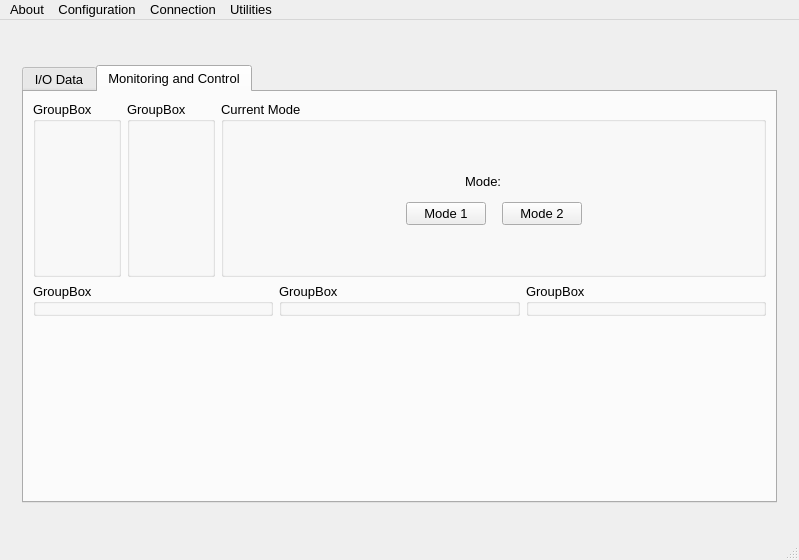
epw7856/TCP_Client, file TCP_Client/mainwindow.ui: the form before one commit.
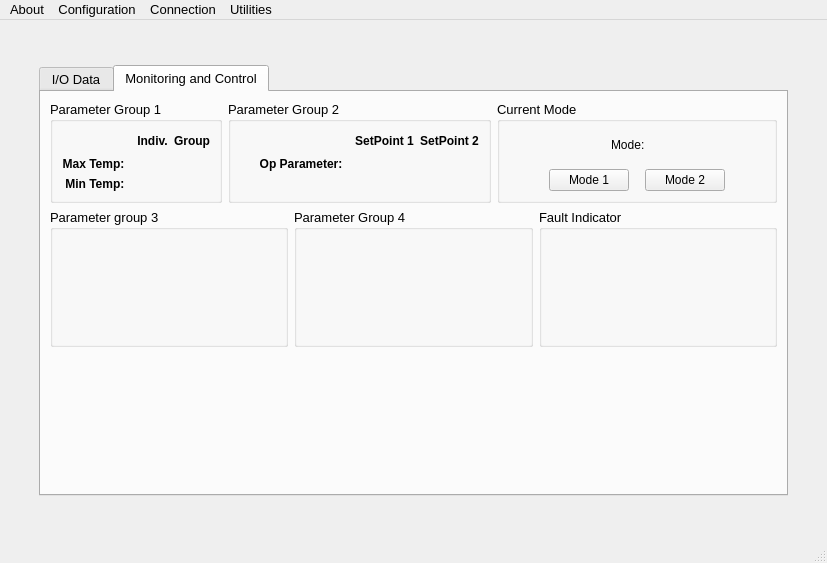
The form after the commit. The open tabs and pages were chosen to show the change.

Diff of the .ui file:
```diff
--- a/TCP_Client/mainwindow.ui
+++ b/TCP_Client/mainwindow.ui
@@ -6,8 +6,8 @@
    <rect>
     <x>0</x>
     <y>0</y>
-    <width>799</width>
-    <height>560</height>
+    <width>827</width>
+    <height>563</height>
    </rect>
   </property>
   <property name="font">
@@ -200,7 +200,7 @@
                  <property name="font">
                   <font>
                    <family>Segoe UI</family>
-                   <pointsize>10</pointsize>
+                   <pointsize>8</pointsize>
                    <weight>50</weight>
                    <bold>false</bold>
                   </font>
@@ -331,7 +331,7 @@
                  <property name="font">
                   <font>
                    <family>Segoe UI</family>
-                   <pointsize>10</pointsize>
+                   <pointsize>8</pointsize>
                    <weight>50</weight>
                    <bold>false</bold>
                   </font>
@@ -391,8 +391,8 @@
                 <widget class="QToolButton" name="toolButtonFileActions">
                  <property name="minimumSize">
                   <size>
-                   <width>125</width>
-                   <height>30</height>
+                   <width>115</width>
+                   <height>25</height>
                   </size>
                  </property>
                  <property name="font">
@@ -434,8 +434,8 @@
                  </property>
                  <property name="minimumSize">
                   <size>
-                   <width>125</width>
-                   <height>30</height>
+                   <width>115</width>
+                   <height>25</height>
                   </size>
                  </property>
                  <property name="font">
@@ -500,8 +500,8 @@
                 <widget class="QPushButton" name="pushButtonApply">
                  <property name="minimumSize">
                   <size>
-                   <width>125</width>
-                   <height>30</height>
+                   <width>115</width>
+                   <height>25</height>
                   </size>
                  </property>
                  <property name="font">
@@ -537,8 +537,8 @@
                 <widget class="QToolButton" name="toolButtonClear">
                  <property name="minimumSize">
                   <size>
-                   <width>125</width>
-                   <height>30</height>
+                   <width>115</width>
+                   <height>25</height>
                   </size>
                  </property>
                  <property name="font">
@@ -572,22 +572,6 @@
             </layout>
            </widget>
           </item>
-          <item>
-           <spacer name="verticalSpacer_8">
-            <property name="orientation">
-             <enum>Qt::Vertical</enum>
-            </property>
-            <property name="sizeType">
-             <enum>QSizePolicy::Fixed</enum>
-            </property>
-            <property name="sizeHint" stdset="0">
-             <size>
-              <width>20</width>
-              <height>10</height>
-             </size>
-            </property>
-           </spacer>
-          </item>
          </layout>
         </widget>
         <widget class="QWidget" name="tabMonitoringAndControl">
@@ -601,38 +585,318 @@
              <layout class="QHBoxLayout" name="horizontalLayout_5">
               <item>
                <widget class="QGroupBox" name="groupBoxParameters">
+                <property name="sizePolicy">
+                 <sizepolicy hsizetype="Preferred" vsizetype="Minimum">
+                  <horstretch>0</horstretch>
+                  <verstretch>0</verstretch>
+                 </sizepolicy>
+                </property>
                 <property name="title">
-                 <string>GroupBox</string>
+                 <string>Parameter Group 1</string>
                 </property>
-                <layout class="QVBoxLayout" name="verticalLayout_6"/>
+                <layout class="QVBoxLayout" name="verticalLayout_6">
+                 <item>
+                  <layout class="QGridLayout" name="gridLayout">
+                   <item row="0" column="0">
+                    <spacer name="horizontalSpacer_22">
+                     <property name="orientation">
+                      <enum>Qt::Horizontal</enum>
+                     </property>
+                     <property name="sizeType">
+                      <enum>QSizePolicy::Minimum</enum>
+                     </property>
+                     <property name="sizeHint" stdset="0">
+                      <size>
+                       <width>40</width>
+                       <height>20</height>
+                      </size>
+                     </property>
+                    </spacer>
+                   </item>
+                   <item row="2" column="0">
+                    <widget class="QLabel" name="label_7">
+                     <property name="font">
+                      <font>
+                       <family>Segoe UI</family>
+                       <pointsize>9</pointsize>
+                       <weight>75</weight>
+                       <bold>true</bold>
+                      </font>
+                     </property>
+                     <property name="text">
+                      <string>Min Temp:  </string>
+                     </property>
+                     <property name="alignment">
+                      <set>Qt::AlignRight|Qt::AlignTrailing|Qt::AlignVCenter</set>
+                     </property>
+                    </widget>
+                   </item>
+                   <item row="2" column="1">
+                    <widget class="QLabel" name="labelMinTempIndiv">
+                     <property name="font">
+                      <font>
+                       <family>Segoe UI</family>
+                       <pointsize>9</pointsize>
+                      </font>
+                     </property>
+                     <property name="text">
+                      <string>&lt;MinTempIndiv&gt;</string>
+                     </property>
+                     <property name="alignment">
+                      <set>Qt::AlignCenter</set>
+                     </property>
+                    </widget>
+                   </item>
+                   <item row="2" column="2">
+                    <widget class="QLabel" name="labelMinTempGroup">
+                     <property name="font">
+                      <font>
+                       <family>Segoe UI</family>
+                       <pointsize>9</pointsize>
+                      </font>
+                     </property>
+                     <property name="text">
+                      <string>&lt;MinTempGroup&gt;</string>
+                     </property>
+                     <property name="alignment">
+                      <set>Qt::AlignCenter</set>
+                     </property>
+                    </widget>
+                   </item>
+                   <item row="0" column="1">
+                    <widget class="QLabel" name="label_3">
+                     <property name="font">
+                      <font>
+                       <family>Segoe UI</family>
+                       <pointsize>9</pointsize>
+                       <weight>75</weight>
+                       <bold>true</bold>
+                      </font>
+                     </property>
+                     <property name="text">
+                      <string>Indiv.</string>
+                     </property>
+                     <property name="alignment">
+                      <set>Qt::AlignCenter</set>
+                     </property>
+                    </widget>
+                   </item>
+                   <item row="1" column="1">
+                    <widget class="QLabel" name="labelMaxTempIndiv">
+                     <property name="font">
+                      <font>
+                       <family>Segoe UI</family>
+                       <pointsize>9</pointsize>
+                      </font>
+                     </property>
+                     <property name="text">
+                      <string>&lt;MaxTempIndiv&gt;</string>
+                     </property>
+                     <property name="alignment">
+                      <set>Qt::AlignCenter</set>
+                     </property>
+                    </widget>
+                   </item>
+                   <item row="1" column="2">
+                    <widget class="QLabel" name="labelMaxTempGroup">
+                     <property name="font">
+                      <font>
+                       <family>Segoe UI</family>
+                       <pointsize>9</pointsize>
+                      </font>
+                     </property>
+                     <property name="text">
+                      <string>&lt;MaxTempGroup&gt;</string>
+                     </property>
+                     <property name="alignment">
+                      <set>Qt::AlignCenter</set>
+                     </property>
+                    </widget>
+                   </item>
+                   <item row="1" column="0">
+                    <widget class="QLabel" name="label_2">
+                     <property name="font">
+                      <font>
+                       <family>Segoe UI</family>
+                       <pointsize>9</pointsize>
+                       <weight>75</weight>
+                       <bold>true</bold>
+                      </font>
+                     </property>
+                     <property name="text">
+                      <string>Max Temp:  </string>
+                     </property>
+                     <property name="alignment">
+                      <set>Qt::AlignRight|Qt::AlignTrailing|Qt::AlignVCenter</set>
+                     </property>
+                    </widget>
+                   </item>
+                   <item row="0" column="2">
+                    <widget class="QLabel" name="label_4">
+                     <property name="font">
+                      <font>
+                       <family>Segoe UI</family>
+                       <pointsize>9</pointsize>
+                       <weight>75</weight>
+                       <bold>true</bold>
+                      </font>
+                     </property>
+                     <property name="text">
+                      <string>Group</string>
+                     </property>
+                     <property name="alignment">
+                      <set>Qt::AlignCenter</set>
+                     </property>
+                    </widget>
+                   </item>
+                  </layout>
+                 </item>
+                </layout>
                </widget>
               </item>
               <item>
                <widget class="QGroupBox" name="groupBox_3">
+                <property name="sizePolicy">
+                 <sizepolicy hsizetype="Preferred" vsizetype="Minimum">
+                  <horstretch>0</horstretch>
+                  <verstretch>0</verstretch>
+                 </sizepolicy>
+                </property>
                 <property name="title">
-                 <string>GroupBox</string>
+                 <string>Parameter Group 2</string>
                 </property>
+                <layout class="QVBoxLayout" name="verticalLayout_8">
+                 <item>
+                  <layout class="QGridLayout" name="gridLayout_2">
+                   <item row="0" column="0">
+                    <spacer name="horizontalSpacer_23">
+                     <property name="orientation">
+                      <enum>Qt::Horizontal</enum>
+                     </property>
+                     <property name="sizeHint" stdset="0">
+                      <size>
+                       <width>40</width>
+                       <height>20</height>
+                      </size>
+                     </property>
+                    </spacer>
+                   </item>
+                   <item row="0" column="1">
+                    <widget class="QLabel" name="label_5">
+                     <property name="font">
+                      <font>
+                       <family>Segoe UI</family>
+                       <pointsize>9</pointsize>
+                       <weight>75</weight>
+                       <bold>true</bold>
+                      </font>
+                     </property>
+                     <property name="text">
+                      <string>SetPoint 1</string>
+                     </property>
+                     <property name="alignment">
+                      <set>Qt::AlignCenter</set>
+                     </property>
+                    </widget>
+                   </item>
+                   <item row="1" column="0">
+                    <widget class="QLabel" name="label_8">
+                     <property name="font">
+                      <font>
+                       <family>Segoe UI</family>
+                       <pointsize>9</pointsize>
+                       <weight>75</weight>
+                       <bold>true</bold>
+                      </font>
+                     </property>
+                     <property name="text">
+                      <string>Op Parameter:  </string>
+                     </property>
+                     <property name="alignment">
+                      <set>Qt::AlignRight|Qt::AlignTrailing|Qt::AlignVCenter</set>
+                     </property>
+                    </widget>
+                   </item>
+                   <item row="1" column="1">
+                    <widget class="QLabel" name="labelSetPoint1">
+                     <property name="font">
+                      <font>
+                       <family>Segoe UI</family>
+                       <pointsize>9</pointsize>
+                      </font>
+                     </property>
+                     <property name="text">
+                      <string>&lt;SetPoint2&gt;</string>
+                     </property>
+                     <property name="alignment">
+                      <set>Qt::AlignCenter</set>
+                     </property>
+                    </widget>
+                   </item>
+                   <item row="1" column="2">
+                    <widget class="QLabel" name="label_SetPoint2">
+                     <property name="font">
+                      <font>
+                       <family>Segoe UI</family>
+                       <pointsize>9</pointsize>
+                      </font>
+                     </property>
+                     <property name="text">
+                      <string>&lt;SetPoint2&gt;</string>
+                     </property>
+                     <property name="alignment">
+                      <set>Qt::AlignCenter</set>
+                     </property>
+                    </widget>
+                   </item>
+                   <item row="0" column="2">
+                    <widget class="QLabel" name="label_6">
+                     <property name="font">
+                      <font>
+                       <family>Segoe UI</family>
+                       <pointsize>9</pointsize>
+                       <weight>75</weight>
+                       <bold>true</bold>
+                      </font>
+                     </property>
+                     <property name="text">
+                      <string>SetPoint 2</string>
+                     </property>
+                     <property name="alignment">
+                      <set>Qt::AlignCenter</set>
+                     </property>
+                    </widget>
+                   </item>
+                   <item row="2" column="0">
+                    <spacer name="horizontalSpacer_24">
+                     <property name="orientation">
+                      <enum>Qt::Horizontal</enum>
+                     </property>
+                     <property name="sizeHint" stdset="0">
+                      <size>
+                       <width>40</width>
+                       <height>20</height>
+                      </size>
+                     </property>
+                    </spacer>
+                   </item>
+                  </layout>
+                 </item>
+                </layout>
                </widget>
               </item>
               <item>
                <widget class="QGroupBox" name="groupBoxMode">
+                <property name="sizePolicy">
+                 <sizepolicy hsizetype="Preferred" vsizetype="Minimum">
+                  <horstretch>0</horstretch>
+                  <verstretch>0</verstretch>
+                 </sizepolicy>
+                </property>
                 <property name="title">
                  <string>Current Mode</string>
                 </property>
                 <layout class="QVBoxLayout" name="verticalLayout_9">
-                 <item>
-                  <spacer name="verticalSpacer_10">
-                   <property name="orientation">
-                    <enum>Qt::Vertical</enum>
-                   </property>
-                   <property name="sizeHint" stdset="0">
-                    <size>
-                     <width>20</width>
-                     <height>40</height>
-                    </size>
-                   </property>
-                  </spacer>
-                 </item>
                  <item>
                   <layout class="QHBoxLayout" name="horizontalLayout_8">
                    <item>
@@ -650,6 +914,12 @@
                    </item>
                    <item>
                     <widget class="QLabel" name="label">
+                     <property name="font">
+                      <font>
+                       <family>Segoe UI</family>
+                       <pointsize>9</pointsize>
+                      </font>
+                     </property>
                      <property name="text">
                       <string>Mode:  </string>
                      </property>
@@ -657,6 +927,12 @@
                    </item>
                    <item>
                     <widget class="QLabel" name="labelCurrentMode">
+                     <property name="font">
+                      <font>
+                       <family>Segoe UI</family>
+                       <pointsize>9</pointsize>
+                      </font>
+                     </property>
                      <property name="text">
                       <string>&lt;Mode&gt;</string>
                      </property>
@@ -710,6 +986,12 @@
                    </item>
                    <item>
                     <widget class="QPushButton" name="pushButtonMode1">
+                     <property name="font">
+                      <font>
+                       <family>Segoe UI</family>
+                       <pointsize>9</pointsize>
+                      </font>
+                     </property>
                      <property name="text">
                       <string>Mode 1</string>
                      </property>
@@ -733,6 +1015,12 @@
                    </item>
                    <item>
                     <widget class="QPushButton" name="pushButtonMode2">
+                     <property name="font">
+                      <font>
+                       <family>Segoe UI</family>
+                       <pointsize>9</pointsize>
+                      </font>
+                     </property>
                      <property name="text">
                       <string>Mode 2</string>
                      </property>
@@ -753,19 +1041,6 @@
                    </item>
                   </layout>
                  </item>
-                 <item>
-                  <spacer name="verticalSpacer_11">
-                   <property name="orientation">
-                    <enum>Qt::Vertical</enum>
-                   </property>
-                   <property name="sizeHint" stdset="0">
-                    <size>
-                     <width>20</width>
-                     <height>40</height>
-                    </size>
-                   </property>
-                  </spacer>
-                 </item>
                 </layout>
                </widget>
               </item>
@@ -776,22 +1051,67 @@
               <item>
                <widget class="QGroupBox" name="groupBox_6">
                 <property name="title">
-                 <string>GroupBox</string>
+                 <string>Parameter group 3</string>
                 </property>
+                <layout class="QVBoxLayout" name="verticalLayout_10">
+                 <item>
+                  <spacer name="verticalSpacer_16">
+                   <property name="orientation">
+                    <enum>Qt::Vertical</enum>
+                   </property>
+                   <property name="sizeHint" stdset="0">
+                    <size>
+                     <width>20</width>
+                     <height>75</height>
+                    </size>
+                   </property>
+                  </spacer>
+                 </item>
+                </layout>
                </widget>
               </item>
               <item>
                <widget class="QGroupBox" name="groupBox_5">
                 <property name="title">
-                 <string>GroupBox</string>
+                 <string>Parameter Group 4</string>
                 </property>
+                <layout class="QVBoxLayout" name="verticalLayout_12">
+                 <item>
+                  <spacer name="verticalSpacer_14">
+                   <property name="orientation">
+                    <enum>Qt::Vertical</enum>
+                   </property>
+                   <property name="sizeHint" stdset="0">
+                    <size>
+                     <width>20</width>
+                     <height>75</height>
+                    </size>
+                   </property>
+                  </spacer>
+                 </item>
+                </layout>
                </widget>
               </item>
               <item>
                <widget class="QGroupBox" name="groupBox_4">
                 <property name="title">
-                 <string>GroupBox</string>
+                 <string>Fault Indicator</string>
                 </property>
+                <layout class="QVBoxLayout" name="verticalLayout_11">
+                 <item>
+                  <spacer name="verticalSpacer_10">
+                   <property name="orientation">
+                    <enum>Qt::Vertical</enum>
+                   </property>
+                   <property name="sizeHint" stdset="0">
+                    <size>
+                     <width>20</width>
+                     <height>75</height>
+                    </size>
+                   </property>
+                  </spacer>
+                 </item>
+                </layout>
                </widget>
               </item>
              </layout>
@@ -833,6 +1153,22 @@
       </item>
      </layout>
     </item>
+    <item>
+     <spacer name="verticalSpacer_13">
+      <property name="orientation">
+       <enum>Qt::Vertical</enum>
+      </property>
+      <property name="sizeType">
+       <enum>QSizePolicy::Fixed</enum>
+      </property>
+      <property name="sizeHint" stdset="0">
+       <size>
+        <width>20</width>
+        <height>10</height>
+       </size>
+      </property>
+     </spacer>
+    </item>
     <item>
      <layout class="QHBoxLayout" name="horizontalLayout_10">
       <item>
@@ -888,7 +1224,7 @@
     <rect>
      <x>0</x>
      <y>0</y>
-     <width>799</width>
+     <width>827</width>
      <height>23</height>
     </rect>
    </property>
```
